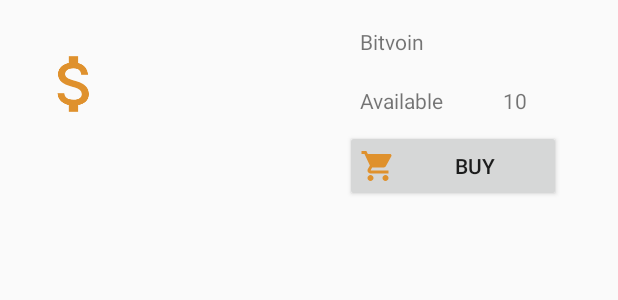
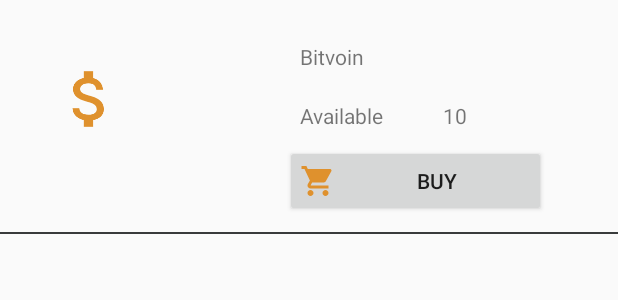
Before and after one commit to sancarbar/real-time-trader-android-firebase, an Android app: the layout crypto_row.xml on its own in the app's theme, with its tools: preview values and no code run, on a phone screen of 412 x 824 dp. Shown: the top 300 px of the screen. Run offline under Robolectric (Android 15) with nearby library versions, the phone set to English and light mode, and no system bars; Roboto replaces fonts that are not available here.

Commit message:
Update crytpo row style.

```diff
--- a/app/build.gradle
+++ b/app/build.gradle
@@ -17,13 +17,13 @@ android {
     buildTypes {
         release {
             minifyEnabled false
-      proguardFiles getDefaultProguardFile( 'proguard-android-optimize.txt' ), 'proguard-rules.pro'
+            proguardFiles getDefaultProguardFile('proguard-android-optimize.txt'), 'proguard-rules.pro'
         }
     }
 }
 
 dependencies {
-  implementation fileTree( dir: 'libs', include: ['*.jar'] )
+    implementation fileTree(dir: 'libs', include: ['*.jar'])
     implementation "org.jetbrains.kotlin:kotlin-stdlib-jdk7:$kotlin_version"
     implementation 'androidx.appcompat:appcompat:1.1.0-alpha01'
     implementation 'androidx.core:core-ktx:1.1.0-alpha03'
@@ -32,7 +32,6 @@ dependencies {
     implementation 'com.google.firebase:firebase-core:16.0.6'
     implementation 'com.google.firebase:firebase-auth:16.1.0'
     implementation 'com.google.firebase:firebase-firestore:18.0.0'
-  implementation 'com.android.support:cardview-v7:28.0.0'
     implementation 'com.squareup.picasso:picasso:2.71828'
     testImplementation 'junit:junit:4.12'
     androidTestImplementation 'androidx.test:runner:1.1.1'
--- a/app/src/main/res/layout/crypto_row.xml
+++ b/app/src/main/res/layout/crypto_row.xml
@@ -1,12 +1,17 @@
 <?xml version="1.0" encoding="utf-8"?>
-
 
 <LinearLayout xmlns:android="http://schemas.android.com/apk/res/android"
               xmlns:app="http://schemas.android.com/apk/res-auto"
               xmlns:tools="http://schemas.android.com/tools"
               android:layout_width="match_parent"
               android:layout_height="wrap_content"
-              android:orientation="horizontal">
+              android:orientation="vertical">
+
+
+    <LinearLayout android:layout_width="match_parent"
+                  android:layout_height="wrap_content"
+                  android:orientation="horizontal"
+                  android:padding="10dp">
 
 
         <ImageView
@@ -17,7 +22,7 @@
                 android:padding="15dp"
                 app:layout_constraintTop_toTopOf="parent"
                 app:srcCompat="@drawable/ic_coin"
-      tools:layout_editor_absoluteX="16dp" />
+                tools:layout_editor_absoluteX="16dp"/>
 
         <LinearLayout
                 android:id="@+id/infoPanel"
@@ -26,7 +31,7 @@
                 android:layout_marginEnd="8dp"
                 android:layout_marginLeft="8dp"
                 android:layout_marginRight="8dp"
-      android:layout_marginStart="100dp"
+                android:layout_marginStart="50dp"
                 android:layout_marginTop="8dp"
                 android:layout_weight="0"
                 android:gravity="end"
@@ -46,7 +51,7 @@
                     android:layout_gravity="start"
                     android:layout_weight="1"
                     android:padding="10dp"
-        tools:text="Bitvoin" />
+                    tools:text="Bitvoin"/>
 
             <TextView
                     android:id="@+id/availableTextView"
@@ -54,7 +59,7 @@
                     android:layout_height="wrap_content"
                     android:layout_weight="1"
                     android:padding="10dp"
-        tools:text="Available            10" />
+                    tools:text="Available            10"/>
 
             <Button
                     android:id="@+id/buyButton"
@@ -65,6 +70,12 @@
                     android:drawablePadding="5dp"
                     android:drawableStart="@drawable/ic_buy"
                     android:padding="10dp"
-        android:text="@string/buy" />
+                    android:text="@string/buy"/>
         </LinearLayout>
     </LinearLayout>
+
+    <View android:layout_width="match_parent"
+          android:layout_height="1dp"
+          android:background="@color/black"/>
+
+</LinearLayout>
```
Lines whose indentation alone changed are shown as unchanged.
